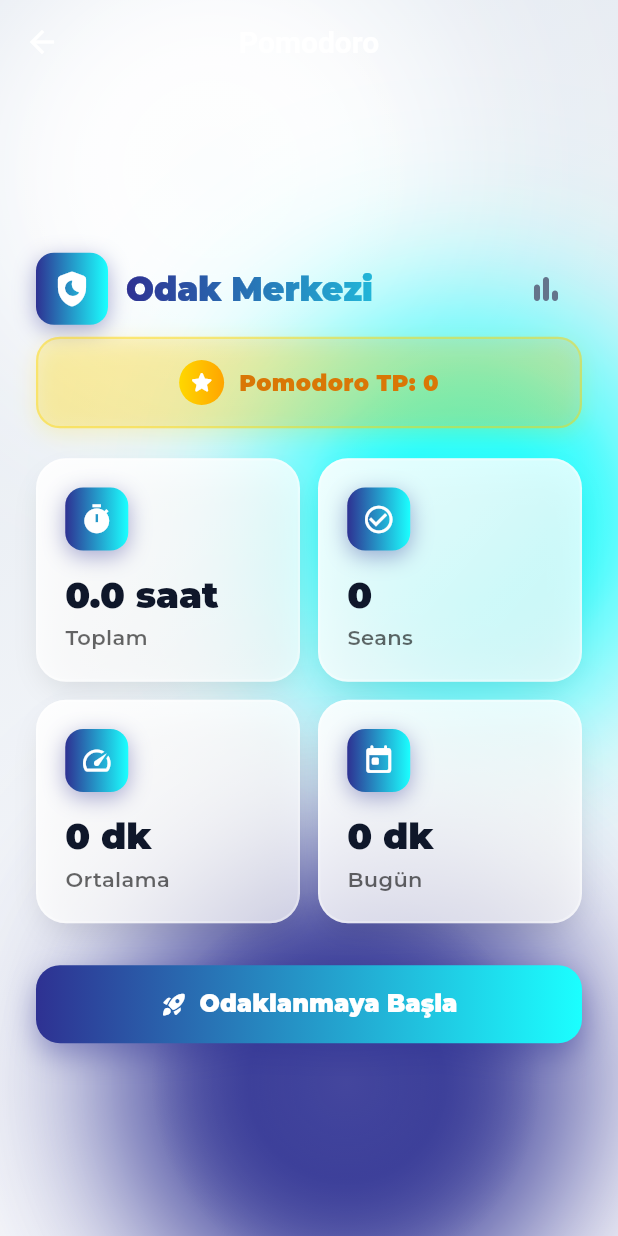
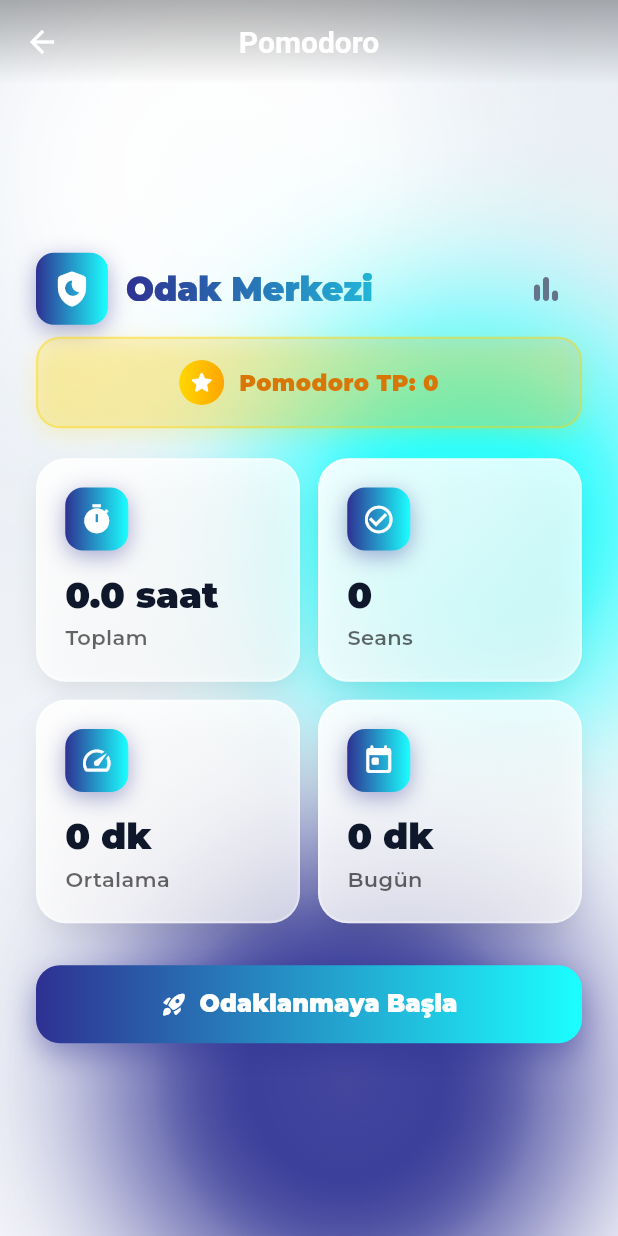
Before and after one commit to bakituncher/bilgee, a Flutter app: the PomodoroScreen screen opened by its route, on a phone screen of 412 x 824 dp. Run offline on Flutter 3.47's test engine with Material 3 defaults, Android fonts, the phone set to English and light mode, and no system bars; drawn by our look-alikes of flutter_animate; our stand-ins replace cached_network_image, cloud_firestore, cloud_functions, confetti, connectivity_plus, equatable and 25 more; missing offline and left inert: firebase_app_check, flutter_math_fork, markdown, purchases_flutter; accounts and stored records are empty; generated files the repository leaves out were written again; network calls fail.

Commit message:
pomodrodaki geri tuşu

```diff
--- a/lib/features/pomodoro/pomodoro_screen.dart
+++ b/lib/features/pomodoro/pomodoro_screen.dart
@@ -93,12 +93,23 @@ class _PomodoroScreenState extends ConsumerState<PomodoroScreen> with TickerProv
           backgroundColor: Colors.transparent,
           elevation: 0,
           centerTitle: true,
-          // Fix back button visibility - use white color for better contrast on blue gradient
           iconTheme: const IconThemeData(color: Colors.white),
           titleTextStyle: const TextStyle(
             color: Colors.white,
             fontSize: 20,
             fontWeight: FontWeight.bold,
+          ),
+          flexibleSpace: Container(
+            decoration: BoxDecoration(
+              gradient: LinearGradient(
+                begin: Alignment.topCenter,
+                end: Alignment.bottomCenter,
+                colors: [
+                  Colors.black.withOpacity(0.3),
+                  Colors.transparent,
+                ],
+              ),
+            ),
           ),
         ),
         body: AnimatedContainer(
```
